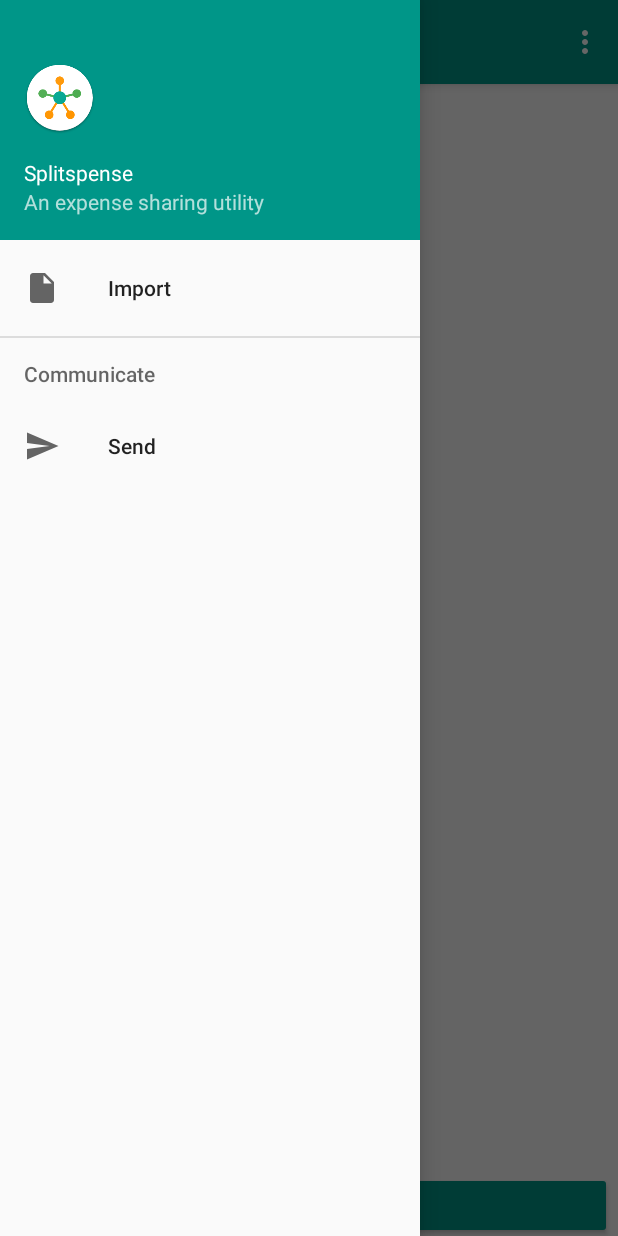
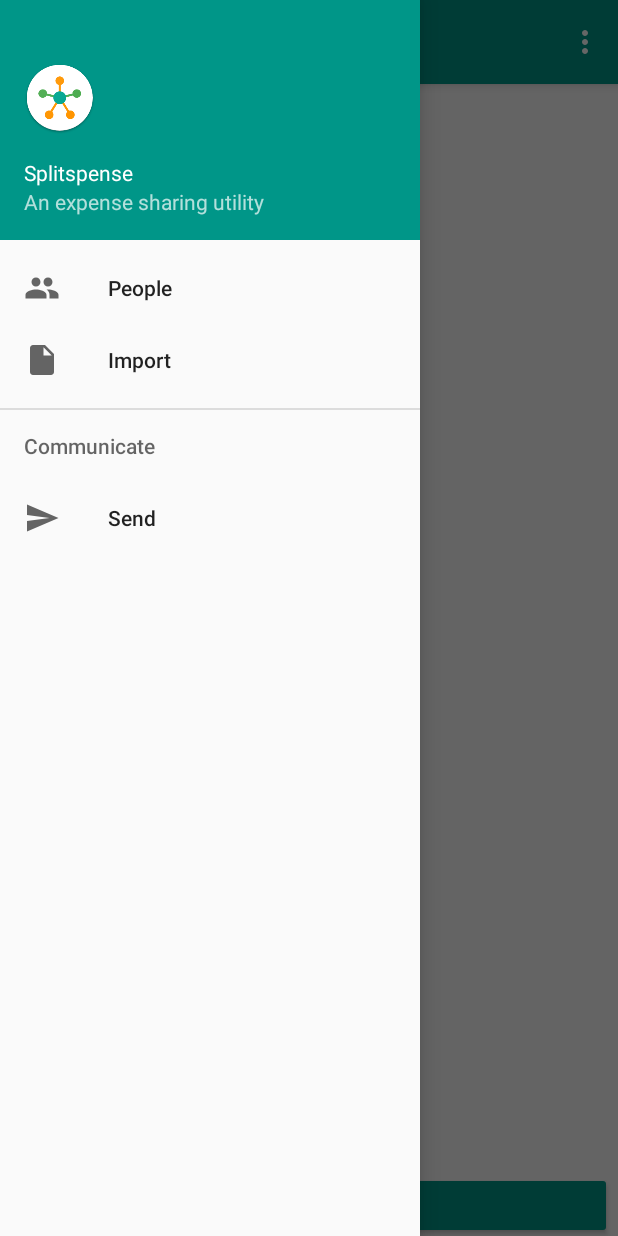
Before and after one commit to aceandro2812/Debtonator, an Android app: the screen it shows after launch (TransactionSetsActivity), with the side drawer open, on a phone screen of 412 x 824 dp. Run offline under Robolectric (Android 15) with nearby library versions, the light colour scheme and no system bars.

Commit message:
small ui improvements

```diff
--- a/app/src/main/java/com/example/nagasudhir/debtonator/HomeActivity.java
+++ b/app/src/main/java/com/example/nagasudhir/debtonator/HomeActivity.java
@@ -313,6 +313,11 @@ public class HomeActivity extends AppCompatActivity
             } else {
                 exportTransactionSetFile();
             }
+        } else if (id == R.id.nav_people) {
+            // Finish this activity and start the Transaction Set List Displaying Activity
+            Intent personListIntent = new Intent(getBaseContext(), PersonListActivity.class);
+            startActivity(personListIntent);
+            finish();
         }
         DrawerLayout drawer = (DrawerLayout) findViewById(R.id.drawer_layout);
         drawer.closeDrawer(GravityCompat.START);
--- /dev/null
+++ b/app/src/main/res/drawable/ic_people_black_24dp.xml
@@ -0,0 +1,9 @@
+<vector xmlns:android="http://schemas.android.com/apk/res/android"
+        android:width="24dp"
+        android:height="24dp"
+        android:viewportWidth="24.0"
+        android:viewportHeight="24.0">
+    <path
+        android:fillColor="#FF000000"
+        android:pathData="M16,11c1.66,0 2.99,-1.34 2.99,-3S17.66,5 16,5c-1.66,0 -3,1.34 -3,3s1.34,3 3,3zM8,11c1.66,0 2.99,-1.34 2.99,-3S9.66,5 8,5C6.34,5 5,6.34 5,8s1.34,3 3,3zM8,13c-2.33,0 -7,1.17 -7,3.5L1,19h14v-2.5c0,-2.33 -4.67,-3.5 -7,-3.5zM16,13c-0.29,0 -0.62,0.02 -0.97,0.05 1.16,0.84 1.97,1.97 1.97,3.45L17,19h6v-2.5c0,-2.33 -4.67,-3.5 -7,-3.5z"/>
+</vector>
--- a/app/src/main/res/layout/content_home.xml
+++ b/app/src/main/res/layout/content_home.xml
@@ -118,7 +118,7 @@
         android:onClick="loadTranSetsBtn"
         android:paddingBottom="8dp"
         android:paddingTop="8dp"
-        android:text="LOAD"
+        android:text="Transaction Sets"
         android:textColor="@android:color/white"
         android:textSize="12sp"
         app:layout_constraintBottom_toBottomOf="parent"
--- a/app/src/main/res/menu/activity_transaction_sets_drawer.xml
+++ b/app/src/main/res/menu/activity_transaction_sets_drawer.xml
@@ -3,7 +3,14 @@
 
     <group android:checkableBehavior="single">
         <item
-            android:id="@+id/nav_camera"
+            android:id="@+id/nav_people"
+            android:icon="@drawable/ic_people_black_24dp"
+            android:title="People" />
+    </group>
+
+    <group android:checkableBehavior="single">
+        <item
+            android:id="@+id/nav_import"
             android:icon="@drawable/ic_insert_drive_file_24dp"
             android:title="Import" />
     </group>
```
Also changed, not shown: app/src/main/java/com/example/nagasudhir/debtonator/TransactionSetsActivity.java (+7 -2 lines), app/src/main/res/menu/activity_home_drawer.xml (+7 -0 lines).
